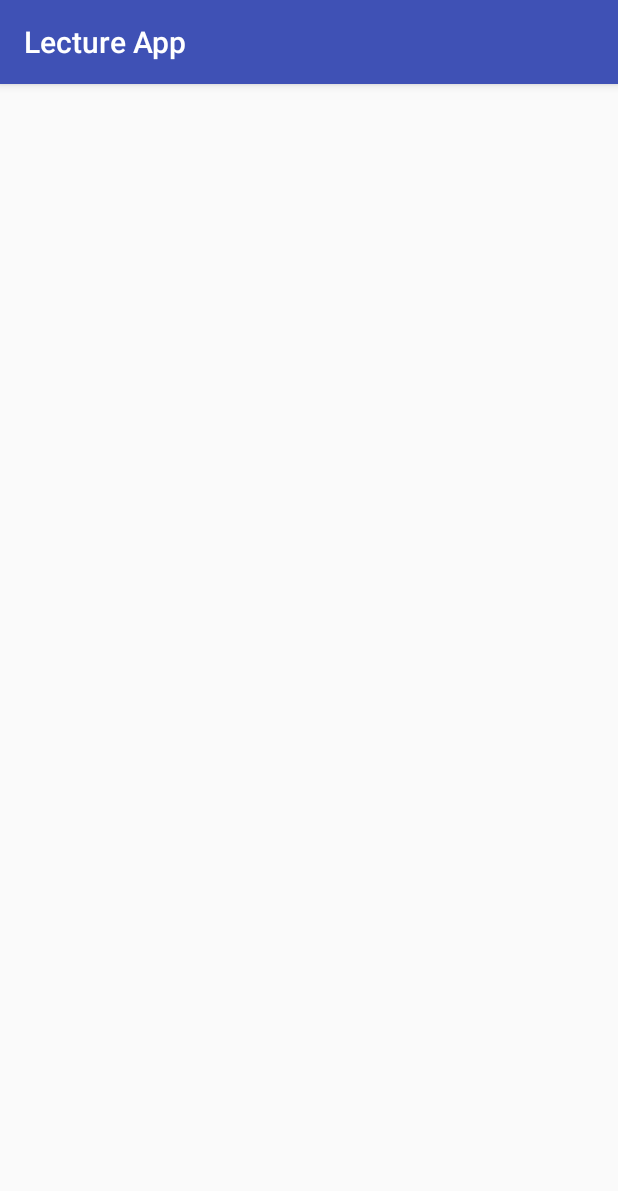
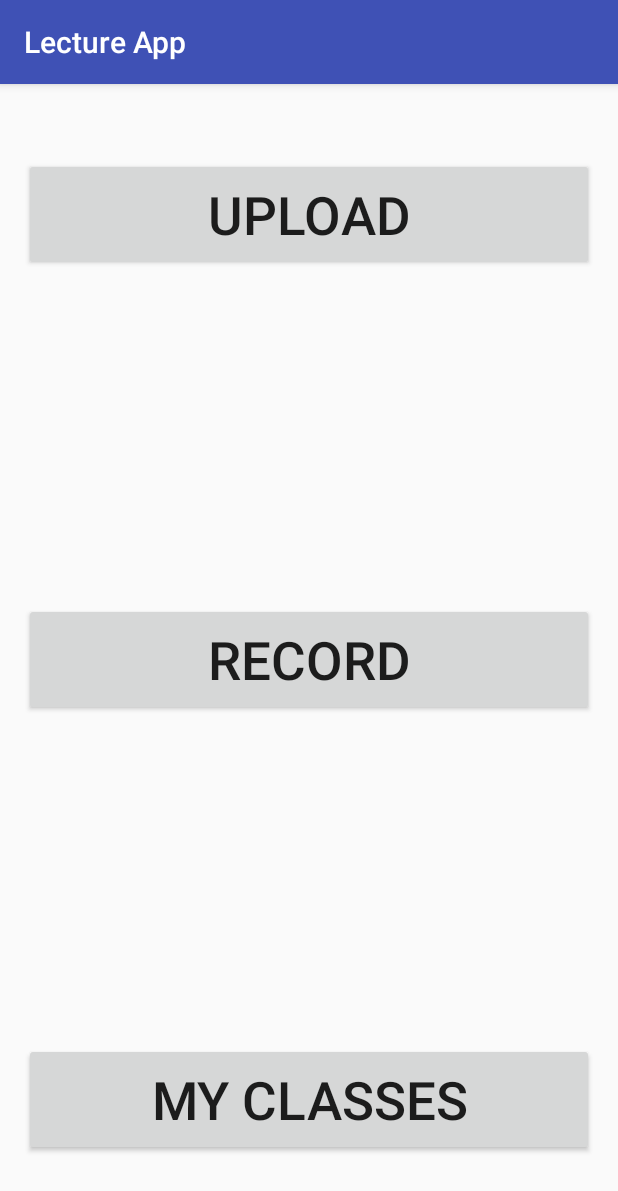
Before and after one commit to chs-advanced-java/RecoLecture, an Android app: the TeacherMainScreen1with3Buttons screen opened directly, with no data from a screen before it, on a phone screen of 412 x 824 dp. Shown: the top 1191 px of the screen. Run offline under Robolectric (Android 15) with nearby library versions, the phone set to English and light mode, and no system bars.

Commit message:
Adds 3 Buttons

```diff
--- a/app/src/main/res/layout/activity_teacher_main_screen1with3_buttons.xml
+++ b/app/src/main/res/layout/activity_teacher_main_screen1with3_buttons.xml
@@ -9,4 +9,32 @@
     android:paddingTop="@dimen/activity_vertical_margin"
     tools:context="ajlyfe.lectureapp.TeacherMainScreen1with3Buttons">
 
+    <Button
+        android:layout_width="3000dp"
+        android:layout_height="75dp"
+        android:text="Upload"
+        android:textSize = "35sp"
+        android:id="@+id/button2"
+        android:layout_marginTop="33dp"
+        android:layout_alignParentTop="true"
+        android:layout_centerHorizontal="true" />
+
+    <Button
+        android:layout_width="3000dp"
+        android:layout_height="75dp"
+        android:text="Record"
+        android:textSize = "35sp"
+        android:id="@+id/button3"
+        android:layout_centerVertical="true"
+        android:layout_centerHorizontal="true" />
+
+    <Button
+        android:layout_width="3000dp"
+        android:layout_height="75dp"
+        android:text="My Classes"
+        android:textSize = "35sp"
+        android:id="@+id/button4"
+        android:layout_marginBottom="37dp"
+        android:layout_alignParentBottom="true"
+        android:layout_alignParentStart="true" />
 </RelativeLayout>
```
